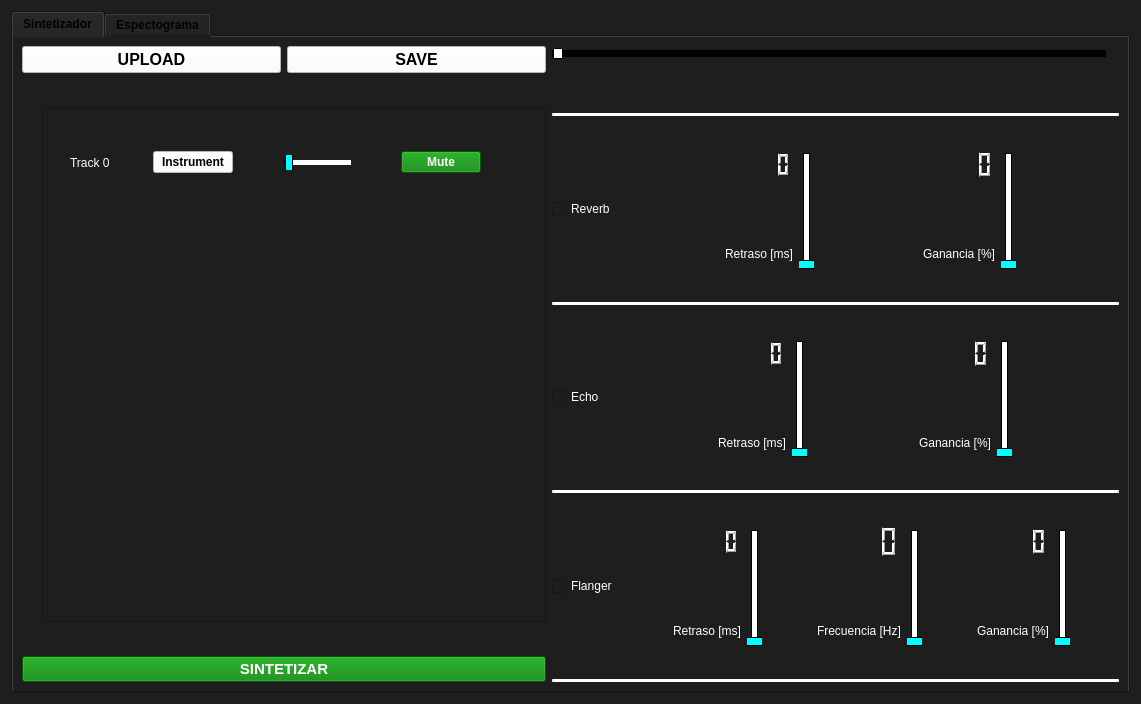
Old version of the form Frontend/Designer/menu.ui in the repository odevincenti/ASSD_TP2.
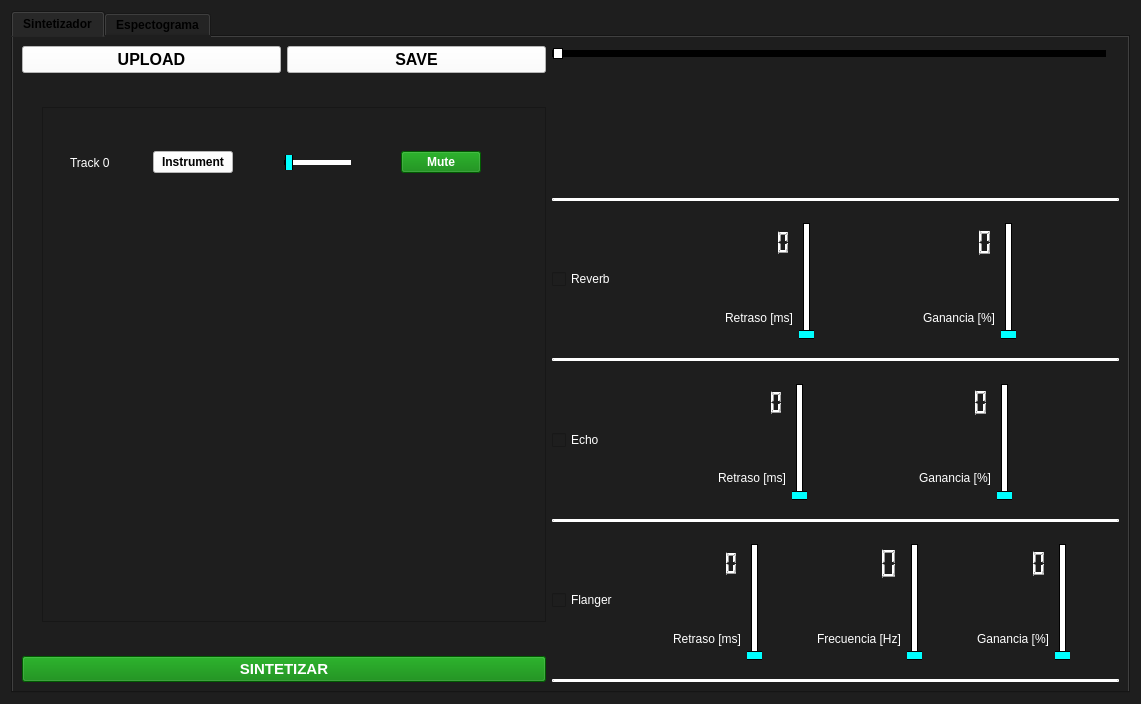
New version of the form. Icons and pictures are not drawn.

Commit message: olii, el menu.ui a .py

```diff
--- a/Frontend/Designer/menu.ui
+++ b/Frontend/Designer/menu.ui
@@ -418,19 +418,6 @@
                  </item>
                 </layout>
                </item>
-               <item>
-                <spacer name="horizontalSpacer">
-                 <property name="orientation">
-                  <enum>Qt::Horizontal</enum>
-                 </property>
-                 <property name="sizeHint" stdset="0">
-                  <size>
-                   <width>40</width>
-                   <height>20</height>
-                  </size>
-                 </property>
-                </spacer>
-               </item>
                <item>
                 <layout class="QHBoxLayout" name="horizontalLayout_15">
                  <item>
@@ -450,10 +437,22 @@
                   <widget class="QPushButton" name="pushButton_play">
                    <property name="sizePolicy">
                     <sizepolicy hsizetype="Minimum" vsizetype="Minimum">
-                     <horstretch>0</horstretch>
-                     <verstretch>0</verstretch>
+                     <horstretch>60</horstretch>
+                     <verstretch>30</verstretch>
                     </sizepolicy>
                    </property>
+                   <property name="maximumSize">
+                    <size>
+                     <width>40</width>
+                     <height>40</height>
+                    </size>
+                   </property>
+                   <property name="baseSize">
+                    <size>
+                     <width>0</width>
+                     <height>0</height>
+                    </size>
+                   </property>
                    <property name="font">
                     <font>
                      <pointsize>12</pointsize>
@@ -480,6 +479,19 @@
                    </property>
                   </widget>
                  </item>
+                 <item>
+                  <spacer name="verticalSpacer_4">
+                   <property name="orientation">
+                    <enum>Qt::Vertical</enum>
+                   </property>
+                   <property name="sizeHint" stdset="0">
+                    <size>
+                     <width>20</width>
+                     <height>40</height>
+                    </size>
+                   </property>
+                  </spacer>
+                 </item>
                  <item>
                   <spacer name="horizontalSpacer_4">
                    <property name="orientation">
@@ -495,6 +507,18 @@
                  </item>
                  <item>
                   <widget class="QPushButton" name="pushButton_pausa">
+                   <property name="sizePolicy">
+                    <sizepolicy hsizetype="Minimum" vsizetype="Minimum">
+                     <horstretch>60</horstretch>
+                     <verstretch>30</verstretch>
+                    </sizepolicy>
+                   </property>
+                   <property name="maximumSize">
+                    <size>
+                     <width>40</width>
+                     <height>40</height>
+                    </size>
+                   </property>
                    <property name="font">
                     <font>
                      <pointsize>12</pointsize>
@@ -531,8 +555,27 @@
                    </property>
                   </spacer>
                  </item>
+                 <item>
+                  <spacer name="verticalSpacer_7">
+                   <property name="orientation">
+                    <enum>Qt::Vertical</enum>
+                   </property>
+                   <property name="sizeHint" stdset="0">
+                    <size>
+                     <width>20</width>
+                     <height>40</height>
+                    </size>
+                   </property>
+                  </spacer>
+                 </item>
                  <item>
                   <widget class="QPushButton" name="pushButton_rec">
+                   <property name="maximumSize">
+                    <size>
+                     <width>40</width>
+                     <height>40</height>
+                    </size>
+                   </property>
                    <property name="font">
                     <font>
                      <pointsize>12</pointsize>
```
Left out of the diff: 13 changed lines with no effect on the pictures. The commit also changes 7 other files.
